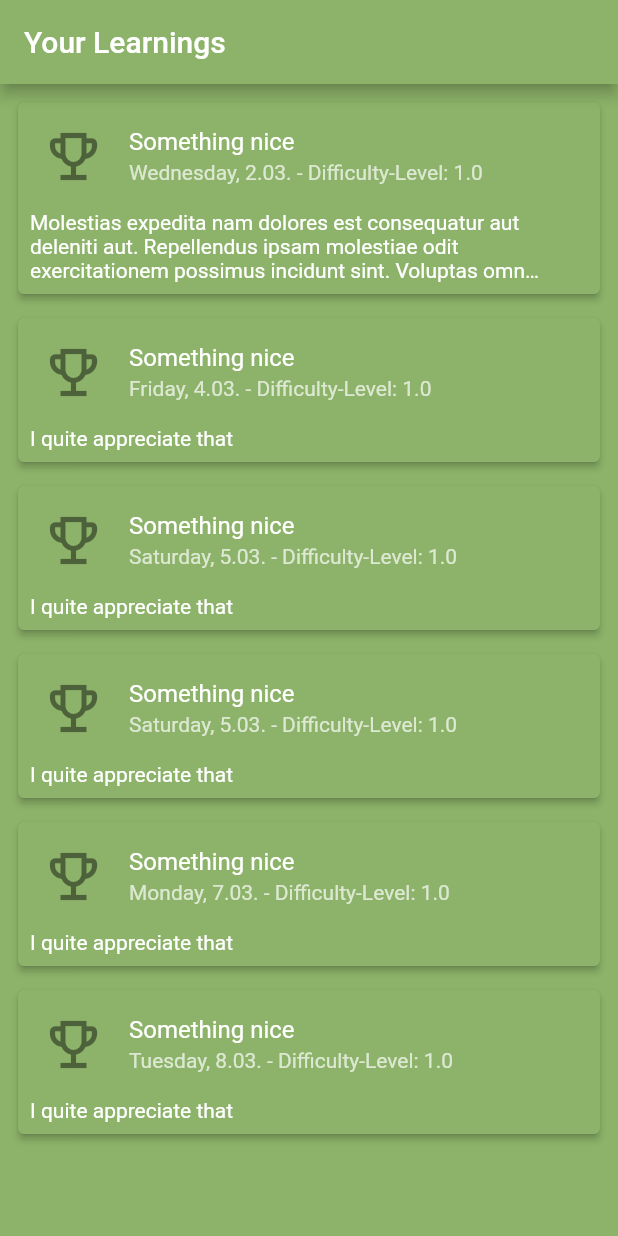
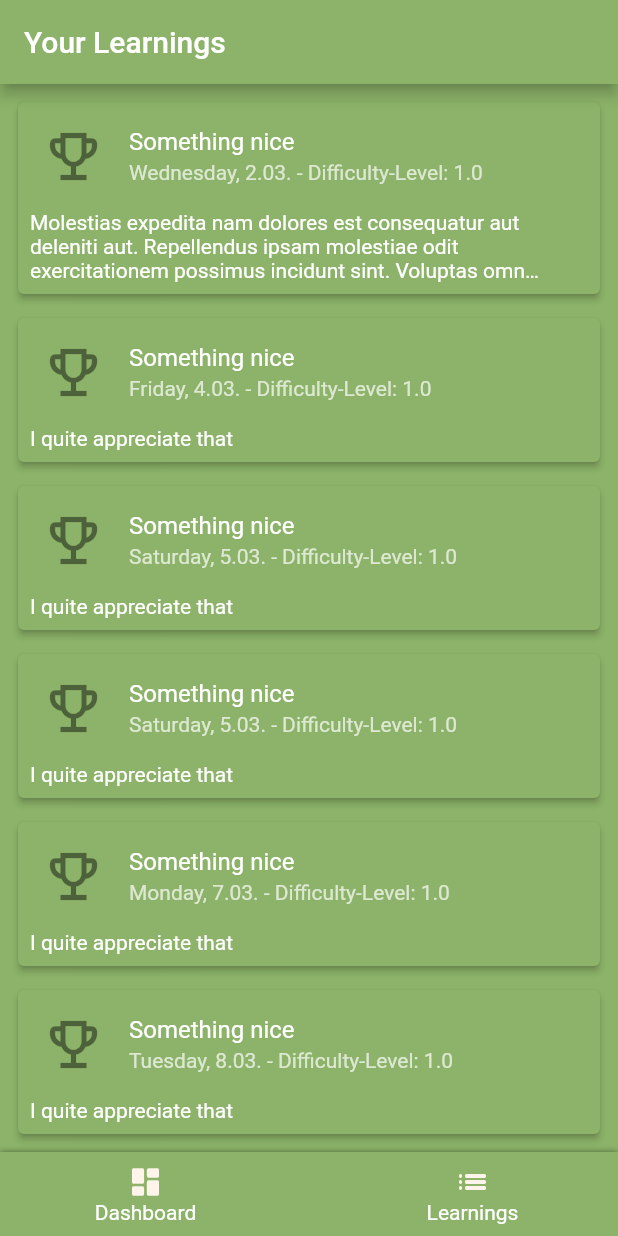
Before and after one commit to inf0rmatix/today_i_learned, a Flutter app: the screen it shows after launch, on a phone screen of 412 x 824 dp. Run offline on Flutter 3.47's test engine with Material 2 defaults, Android fonts, the phone set to English and light mode, and no system bars; our stand-ins replace bloc, easy_localization, flutter_bloc, freezed_annotation, go_router; generated files the repository leaves out were written again.

Commit message:
basic implementation of bottom navigation bar

```diff
--- a/lib/src/core/config/app_alpha.dart
+++ b/lib/src/core/config/app_alpha.dart
@@ -1,3 +1,4 @@
 class AppAlpha {
+  static const int a50 = 50;
   static const int a200 = 200;
 }
--- a/lib/src/core/config/app_theme.dart
+++ b/lib/src/core/config/app_theme.dart
@@ -1,5 +1,6 @@
 import 'package:flutter/material.dart';
 import 'package:flutter/services.dart';
+import 'package:today_i_learned/src/core/config/app_alpha.dart';
 import 'package:today_i_learned/src/core/config/app_colors.dart';
 
 class AppTheme {
@@ -18,13 +19,17 @@ class AppTheme {
     ),
     textTheme: Typography.whiteHelsinki,
   ).copyWith(
+    iconTheme: const IconThemeData(
+      color: AppColors.seashell,
+    ),
     appBarTheme: const AppBarTheme(
       systemOverlayStyle: SystemUiOverlayStyle.light,
     ),
     cardTheme: const CardTheme(elevation: 2),
     shadowColor: Colors.black,
     hintColor: AppColors.seashell,
-    highlightColor: AppColors.seashell,
+    splashColor: AppColors.seashell.withAlpha(AppAlpha.a50),
+    highlightColor: AppColors.seashell.withAlpha(AppAlpha.a50),
     inputDecorationTheme: const InputDecorationTheme(
       iconColor: AppColors.seashell,
       prefixIconColor: AppColors.seashell,
--- /dev/null
+++ b/lib/src/core/widgets/custom_bottom_navigation_bar.dart
@@ -0,0 +1,91 @@
+import 'package:flutter/material.dart';
+import 'package:today_i_learned/src/core/config/config.dart';
+
+class CustomBottomNavigationBar extends StatelessWidget {
+  final ThemeData theme;
+  final Widget? child;
+
+  const CustomBottomNavigationBar({
+    Key? key,
+    required this.theme,
+    required this.child,
+  }) : super(key: key);
+
+  @override
+  Widget build(BuildContext context) {
+    return Theme(
+      data: theme,
+      child: Material(
+        child: Column(
+          children: [
+            Expanded(child: child ?? Container()),
+            DecoratedBox(
+              decoration: BoxDecoration(
+                color: theme.backgroundColor,
+                boxShadow: const [
+                  BoxShadow(
+                    blurStyle: BlurStyle.outer,
+                    blurRadius: AppSpacing.XS,
+                    color: Colors.black45,
+                  ),
+                ],
+              ),
+              child: SafeArea(
+                top: false,
+                child: Material(
+                  child: Row(
+                    children: [
+                      CustomBottomNavigationBarElement(
+                        icon: Icons.dashboard_rounded,
+                        title: 'Dashboard',
+                        onTap: () => print('hello'),
+                      ),
+                      const SizedBox(width: AppSpacing.XL),
+                      CustomBottomNavigationBarElement(
+                        icon: Icons.list_rounded,
+                        title: 'Learnings',
+                        onTap: () => print('hello'),
+                      ),
+                    ],
+                  ),
+                ),
+              ),
+            ),
+          ],
+        ),
+      ),
+    );
+  }
+}
+
+// ignore: prefer-single-widget-per-file
+class CustomBottomNavigationBarElement extends StatelessWidget {
+  final IconData icon;
+  final String title;
+  final void Function() onTap;
+
+  const CustomBottomNavigationBarElement({
+    Key? key,
+    required this.icon,
+    required this.title,
+    required this.onTap,
+  }) : super(key: key);
+
+  @override
+  Widget build(BuildContext context) {
+    return Expanded(
+      child: InkWell(
+        onTap: onTap,
+        child: Padding(
+          padding: const EdgeInsets.symmetric(vertical: AppSpacing.M),
+          child: Column(
+            children: [
+              Icon(icon),
+              Text(title),
+            ],
+          ),
+        ),
+      ),
+    );
+  }
+}
--- a/lib/src/core/widgets/widgets.dart
+++ b/lib/src/core/widgets/widgets.dart
@@ -1,3 +1,5 @@
+export 'custom_bottom_navigation_bar.dart';
+export 'custom_dropdown_button_form_field.dart';
+export 'custom_slider.dart';
 export 'custom_text.dart';
 export 'custom_text_form_field.dart';
-export 'custom_dropdown_button_form_field.dart';
--- a/lib/src/today_i_learned_app.dart
+++ b/lib/src/today_i_learned_app.dart
@@ -15,6 +15,8 @@ class TodayILearnedApp extends StatelessWidget {
 
   @override
   Widget build(BuildContext context) {
+    var theme = AppTheme.light;
+
     return MultiBlocProvider(
       providers: [
         BlocProvider(create: (_) => CategoriesCubit(categoryRepository: categoryRepository)),
@@ -26,13 +28,17 @@ class TodayILearnedApp extends StatelessWidget {
         ],
         child: MaterialApp.router(
           debugShowCheckedModeBanner: false,
-          title: 'Flutter Demo',
-          theme: AppTheme.light,
+          title: 'Today I Learned',
+          theme: theme,
           routerDelegate: AppRouter.router.routerDelegate,
           routeInformationParser: AppRouter.router.routeInformationParser,
           localizationsDelegates: context.localizationDelegates,
           supportedLocales: context.supportedLocales,
           locale: context.locale,
+          builder: (_, child) => CustomBottomNavigationBar(
+            child: child,
+            theme: theme,
+          ),
         ),
       ),
     );
```
